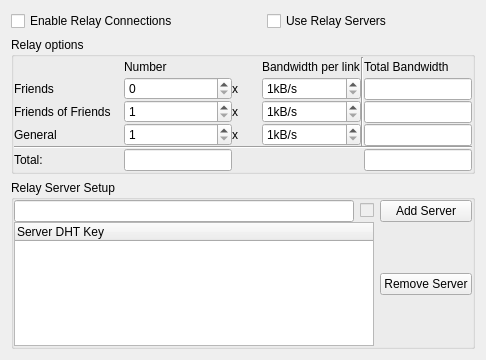
First picture: the form in retroshare-gui/src/gui/settings/RelayPage.ui, repository RetroShare/RetroShare, before the edit.
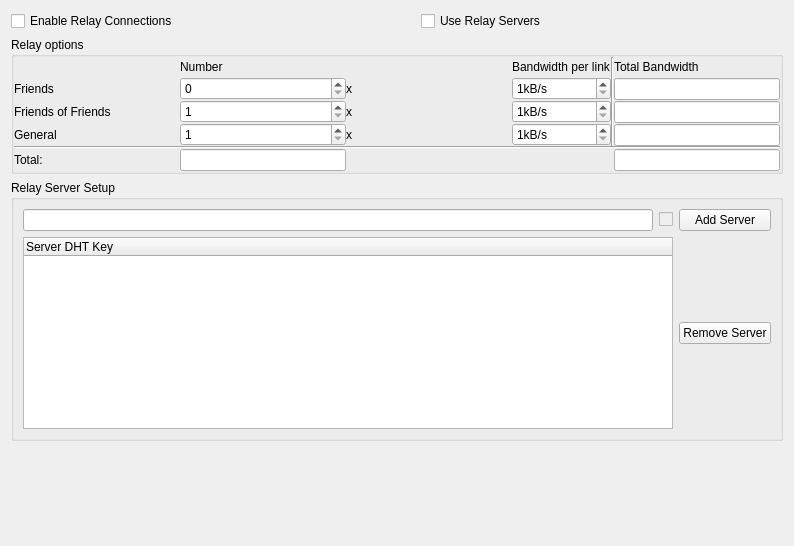
Second picture: the form after the edit.

Commit message: pass over settings to improve layouts

The edit to the form file:
```diff
--- a/retroshare-gui/src/gui/settings/RelayPage.ui
+++ b/retroshare-gui/src/gui/settings/RelayPage.ui
@@ -6,8 +6,8 @@
    <rect>
     <x>0</x>
     <y>0</y>
-    <width>486</width>
-    <height>360</height>
+    <width>794</width>
+    <height>546</height>
    </rect>
   </property>
   <layout class="QVBoxLayout" name="verticalLayout">
@@ -318,25 +318,6 @@
       <string>Relay Server Setup</string>
      </property>
      <layout class="QGridLayout" name="gridLayout_2">
-      <property name="horizontalSpacing">
-       <number>6</number>
-      </property>
-      <property name="verticalSpacing">
-       <number>0</number>
-      </property>
-      <property name="margin">
-       <number>0</number>
-      </property>
-      <item row="0" column="0">
-       <widget class="QLineEdit" name="DhtLineEdit">
-        <property name="inputMask">
-         <string notr="true">HHHHHHHHHHHHHHHHHHHHHHHHHHHHHHHHHHHHHHHH; </string>
-        </property>
-        <property name="text">
-         <string/>
-        </property>
-       </widget>
-      </item>
       <item row="0" column="1">
        <widget class="QCheckBox" name="keyOkBox">
         <property name="enabled">
@@ -357,6 +338,16 @@
         </property>
        </widget>
       </item>
+      <item row="0" column="0">
+       <widget class="QLineEdit" name="DhtLineEdit">
+        <property name="inputMask">
+         <string notr="true">HHHHHHHHHHHHHHHHHHHHHHHHHHHHHHHHHHHHHHHH</string>
+        </property>
+        <property name="text">
+         <string/>
+        </property>
+       </widget>
+      </item>
       <item row="1" column="0" colspan="2">
        <widget class="QTreeWidget" name="serverTreeWidget">
         <column>
@@ -376,6 +367,19 @@
      </layout>
     </widget>
    </item>
+   <item>
+    <spacer name="verticalSpacer">
+     <property name="orientation">
+      <enum>Qt::Vertical</enum>
+     </property>
+     <property name="sizeHint" stdset="0">
+      <size>
+       <width>20</width>
+       <height>40</height>
+      </size>
+     </property>
+    </spacer>
+   </item>
   </layout>
  </widget>
  <resources/>
```
Left out of the diff: 11 changed lines with no effect on the pictures. The commit also changes 6 other files.
